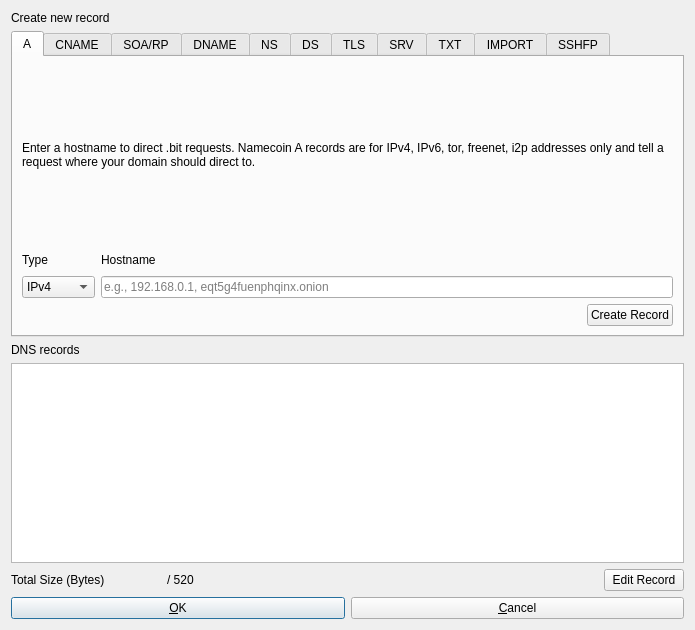
Above: src/qt/forms/dnsdialog.ui from brandonrobertz/namecoin-core before the change. Below: the same form after it.
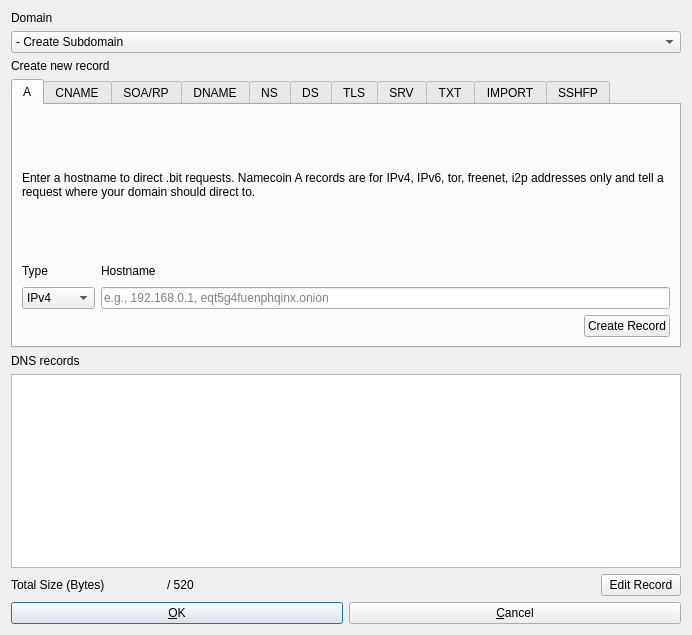
That is the form after the change. The open tabs and pages were chosen to show the change. Custom widgets are drawn as their Qt base class.

Commit message: add domain selector, name elements

Diff of the .ui file:
```diff
--- a/src/qt/forms/dnsdialog.ui
+++ b/src/qt/forms/dnsdialog.ui
@@ -6,8 +6,8 @@
    <rect>
     <x>0</x>
     <y>0</y>
-    <width>695</width>
-    <height>630</height>
+    <width>692</width>
+    <height>635</height>
    </rect>
   </property>
   <property name="windowTitle">
@@ -18,7 +18,27 @@
   </property>
   <layout class="QVBoxLayout" name="verticalLayout">
    <item>
-    <widget class="QLabel" name="createLabel">
+    <layout class="QVBoxLayout" name="verticalLayout_15">
+     <item>
+      <widget class="QLabel" name="labelDomain">
+       <property name="text">
+        <string>Domain</string>
+       </property>
+      </widget>
+     </item>
+     <item>
+      <widget class="QComboBox" name="comboDomain">
+       <item>
+        <property name="text">
+         <string>- Create Subdomain</string>
+        </property>
+       </item>
+      </widget>
+     </item>
+    </layout>
+   </item>
+   <item>
+    <widget class="QLabel" name="labelCreateRecord">
      <property name="text">
       <string>Create new record</string>
      </property>
@@ -29,6 +49,12 @@
    </item>
    <item>
     <widget class="QTabWidget" name="tabRecords">
+     <property name="maximumSize">
+      <size>
+       <width>16777215</width>
+       <height>269</height>
+      </size>
+     </property>
      <property name="currentIndex">
       <number>10</number>
      </property>
@@ -1130,7 +1156,7 @@
        <property name="minimumSize">
         <size>
          <width>0</width>
-         <height>200</height>
+         <height>150</height>
         </size>
        </property>
       </widget>
```
Left out of the diff: 148 changed lines with no effect on the pictures.
